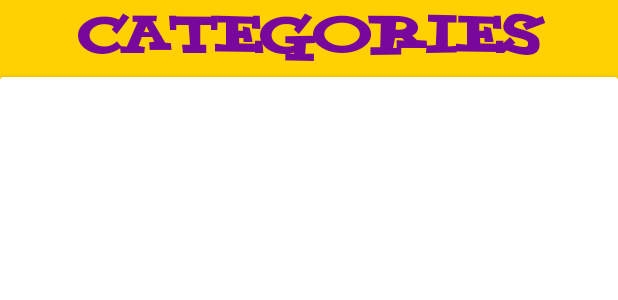
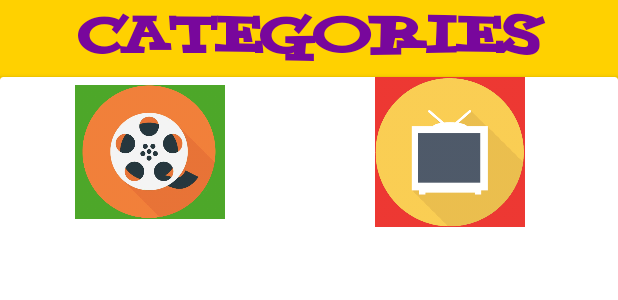
Before and after one commit to marliedee/TipsyTriviaApp, an Android app: the layout activity_category.xml on its own in the app's theme, with its tools: preview values and no code run, on a phone screen of 412 x 824 dp. Shown: the top 300 px of the screen. Run offline under Robolectric (Android 15) with nearby library versions, the phone set to English and light mode, and no system bars.

Commit message:
added pictures to category page xml

```diff
--- a/app/src/main/java/com/android/tipsytrivia/MainActivity.java
+++ b/app/src/main/java/com/android/tipsytrivia/MainActivity.java
@@ -38,5 +38,7 @@ public class MainActivity extends AppCompatActivity {
                     }
                 });
 
+
+
     }
 }
--- a/app/src/main/res/layout/activity_category.xml
+++ b/app/src/main/res/layout/activity_category.xml
@@ -43,14 +43,16 @@
                 android:layout_width="100dp"
                 android:layout_height="100dp"
                 android:layout_marginStart="50dp"
-                android:layout_marginEnd="50dp" />
+                android:layout_marginEnd="50dp"
+                android:src="@drawable/moviez"/>
 
             <ImageView
                 android:id="@+id/tv"
                 android:layout_width="100dp"
                 android:layout_height="100dp"
                 android:layout_marginStart="50dp"
-                android:layout_marginEnd="50dp" />
+                android:layout_marginEnd="50dp"
+                android:src="@drawable/tv"/>
 
         </LinearLayout>
 
@@ -81,14 +83,16 @@
                 android:layout_width="100dp"
                 android:layout_height="100dp"
                 android:layout_marginStart="50dp"
-                android:layout_marginEnd="50dp" />
+                android:layout_marginEnd="50dp"
+                android:src="@drawable/marylin"/>
 
             <ImageView
                 android:id="@+id/animals"
                 android:layout_width="100dp"
                 android:layout_height="100dp"
                 android:layout_marginStart="50dp"
-                android:layout_marginEnd="50dp" />
+                android:layout_marginEnd="50dp"
+                android:src="@drawable/panda2"/>
 
         </LinearLayout>
 
```
